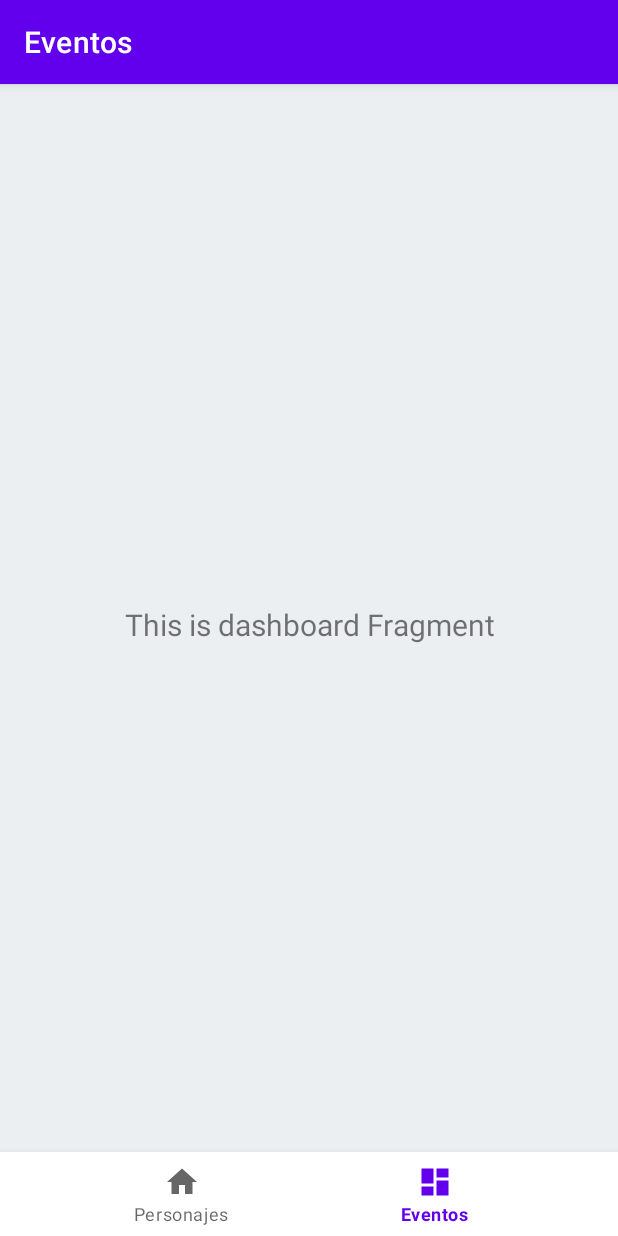
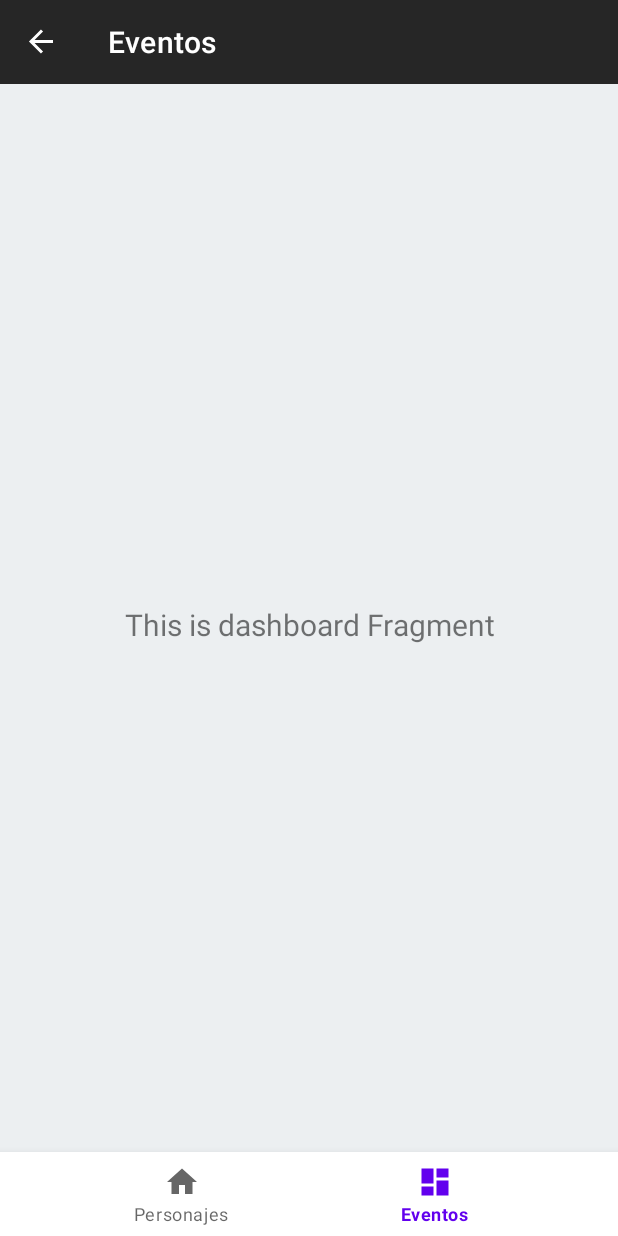
Before and after one commit to LucasPM97/Marvel-List, an Android app: the screen it shows after launch (MainActivity), item 2 of the bottom bar chosen, on a phone screen of 412 x 824 dp. Run offline under Robolectric (Android 15) with nearby library versions, the phone set to English and light mode, and no system bars; our stand-ins replace navigation-ui; 1 statement that could not run was skipped.

Commit message:
Fix Toolbar UI

```diff
--- a/app/src/main/java/com/lucas/marvellist/MainActivity.kt
+++ b/app/src/main/java/com/lucas/marvellist/MainActivity.kt
@@ -2,6 +2,7 @@ package com.lucas.marvellist
 
 import android.os.Bundle
 import android.view.View
+import android.widget.Toolbar
 import com.google.android.material.bottomnavigation.BottomNavigationView
 import androidx.appcompat.app.AppCompatActivity
 import androidx.navigation.NavController
@@ -32,10 +33,9 @@ class MainActivity : AppCompatActivity() {
     private fun setupNavigation() {
         navController = findNavController(R.id.nav_host_fragment)
 
-        val appBarConfiguration = AppBarConfiguration(bottomNavigationScreensIds)
-
+        val appBarConfiguration = AppBarConfiguration(navController.graph)
+        setSupportActionBar(binding.toolbar)
         setupActionBarWithNavController(navController, appBarConfiguration)
-
 
         binding.bottomNavView.setupWithNavController(navController)
 
--- a/app/src/main/res/layout/activity_main.xml
+++ b/app/src/main/res/layout/activity_main.xml
@@ -5,6 +5,17 @@
     android:layout_width="match_parent"
     android:layout_height="match_parent"
     android:background="@color/home_background">
+
+    <androidx.appcompat.widget.Toolbar
+        android:id="@+id/toolbar"
+        android:layout_width="match_parent"
+        android:layout_height="wrap_content"
+        android:background="@color/app_bar_background"
+        android:theme="@style/ThemeOverlay.AppCompat.Dark.ActionBar"
+        app:layout_constraintEnd_toEndOf="parent"
+        app:layout_constraintStart_toStartOf="parent"
+        app:layout_constraintTop_toTopOf="parent"
+        app:popupTheme="@style/ThemeOverlay.AppCompat.Light" />
 
     <com.google.android.material.bottomnavigation.BottomNavigationView
         android:id="@+id/bottom_nav_view"
@@ -27,7 +38,7 @@
         app:layout_constraintBottom_toTopOf="@id/bottom_nav_view"
         app:layout_constraintLeft_toLeftOf="parent"
         app:layout_constraintRight_toRightOf="parent"
-        app:layout_constraintTop_toTopOf="parent"
+        app:layout_constraintTop_toBottomOf="@+id/toolbar"
         app:navGraph="@navigation/mobile_navigation" />
 
 </androidx.constraintlayout.widget.ConstraintLayout>
--- a/app/src/main/res/values/colors.xml
+++ b/app/src/main/res/values/colors.xml
@@ -10,4 +10,5 @@
     <color name="description_text_color">#222053</color>
     <color name="home_background">#ECEFF1</color>
     <color name="image_background_color">#CACACA</color>
+    <color name="app_bar_background">#262626</color>
 </resources>
--- a/app/src/main/res/values/themes.xml
+++ b/app/src/main/res/values/themes.xml
@@ -1,6 +1,6 @@
 <resources xmlns:tools="http://schemas.android.com/tools">
     <!-- Base application theme. -->
-    <style name="Theme.MarvelList" parent="Theme.MaterialComponents.Light.DarkActionBar">
+    <style name="Theme.MarvelList" parent="Theme.MaterialComponents.Light.NoActionBar">
         <!-- Primary brand color. -->
         <item name="colorPrimary">@color/purple_500</item>
         <item name="colorPrimaryVariant">#262626</item>
```
